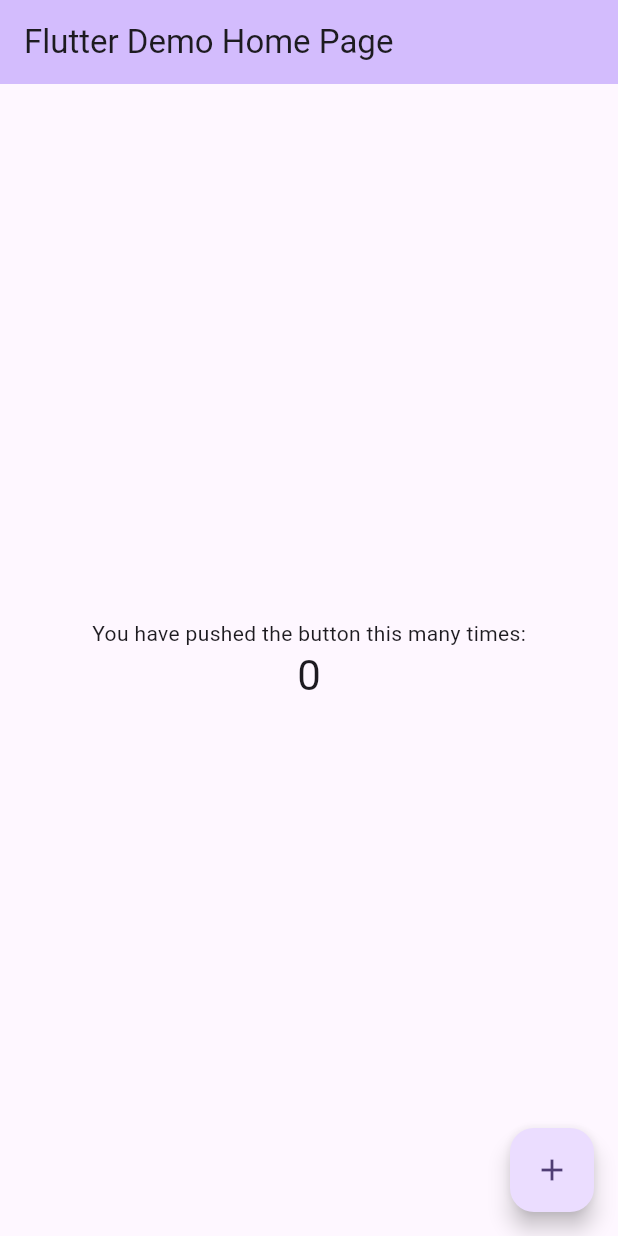
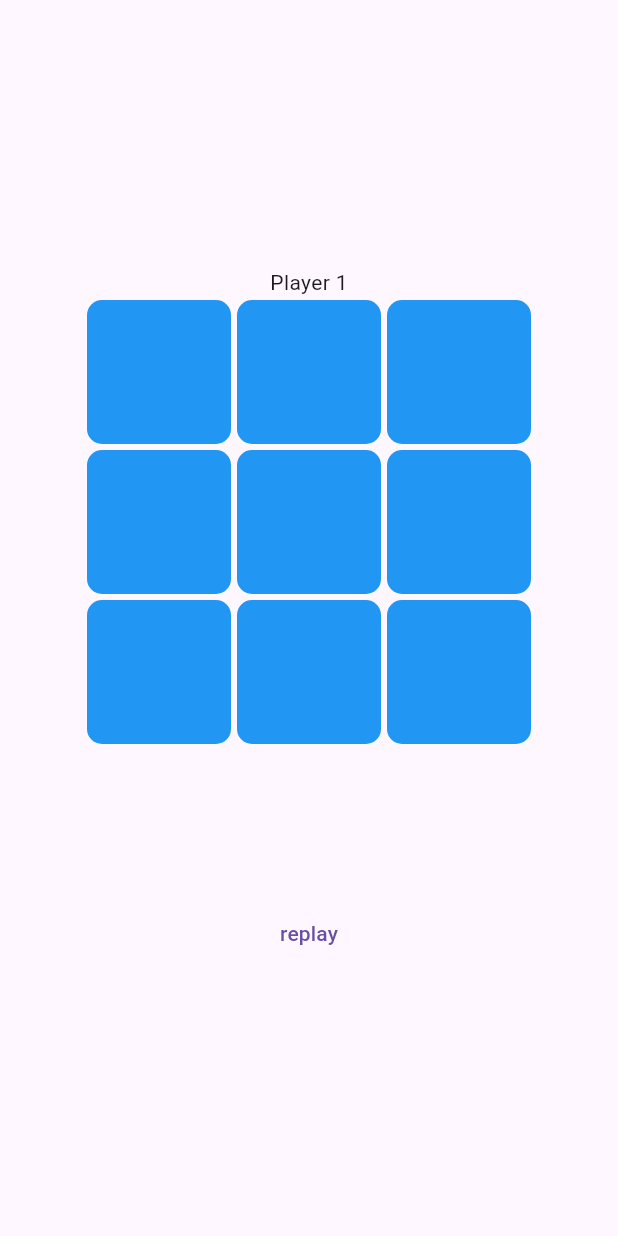
Before and after one commit to Rafik-Bendjema/TicTacToe-2, a Flutter app: the screen it shows after launch, on a phone screen of 412 x 824 dp. Run offline on Flutter 3.47's test engine with Material 3 defaults, Android fonts, the phone set to English and light mode, and no system bars.

Commit message:
simple tictactoe implementation

```diff
--- a/lib/main.dart
+++ b/lib/main.dart
@@ -1,125 +1,22 @@
 import 'package:flutter/material.dart';
+import 'package:tictactoe2/pages/home.dart';
 
 void main() {
   runApp(const MyApp());
 }
 
-class MyApp extends StatelessWidget {
+class MyApp extends StatefulWidget {
   const MyApp({super.key});
 
-  // This widget is the root of your application.
+  @override
+  State<MyApp> createState() => _MyAppState();
+}
+
+class _MyAppState extends State<MyApp> {
   @override
   Widget build(BuildContext context) {
-    return MaterialApp(
-      title: 'Flutter Demo',
-      theme: ThemeData(
-        // This is the theme of your application.
-        //
-        // TRY THIS: Try running your application with "flutter run". You'll see
-        // the application has a purple toolbar. Then, without quitting the app,
-        // try changing the seedColor in the colorScheme below to Colors.green
-        // and then invoke "hot reload" (save your changes or press the "hot
-        // reload" button in a Flutter-supported IDE, or press "r" if you used
-        // the command line to start the app).
-        //
-        // Notice that the counter didn't reset back to zero; the application
-        // state is not lost during the reload. To reset the state, use hot
-        // restart instead.
-        //
-        // This works for code too, not just values: Most code changes can be
-        // tested with just a hot reload.
-        colorScheme: ColorScheme.fromSeed(seedColor: Colors.deepPurple),
-        useMaterial3: true,
-      ),
-      home: const MyHomePage(title: 'Flutter Demo Home Page'),
+    return const MaterialApp(
+      home: HomePage(),
     );
   }
 }
-
-class MyHomePage extends StatefulWidget {
-  const MyHomePage({super.key, required this.title});
-
-  // This widget is the home page of your application. It is stateful, meaning
-  // that it has a State object (defined below) that contains fields that affect
-  // how it looks.
-
-  // This class is the configuration for the state. It holds the values (in this
-  // case the title) provided by the parent (in this case the App widget) and
-  // used by the build method of the State. Fields in a Widget subclass are
-  // always marked "final".
-
-  final String title;
-
-  @override
-  State<MyHomePage> createState() => _MyHomePageState();
-}
-
-class _MyHomePageState extends State<MyHomePage> {
-  int _counter = 0;
-
-  void _incrementCounter() {
-    setState(() {
-      // This call to setState tells the Flutter framework that something has
-      // changed in this State, which causes it to rerun the build method below
-      // so that the display can reflect the updated values. If we changed
-      // _counter without calling setState(), then the build method would not be
-      // called again, and so nothing would appear to happen.
-      _counter++;
-    });
-  }
-
-  @override
-  Widget build(BuildContext context) {
-    // This method is rerun every time setState is called, for instance as done
-    // by the _incrementCounter method above.
-    //
-    // The Flutter framework has been optimized to make rerunning build methods
-    // fast, so that you can just rebuild anything that needs updating rather
-    // than having to individually change instances of widgets.
-    return Scaffold(
-      appBar: AppBar(
-        // TRY THIS: Try changing the color here to a specific color (to
-        // Colors.amber, perhaps?) and trigger a hot reload to see the AppBar
-        // change color while the other colors stay the same.
-        backgroundColor: Theme.of(context).colorScheme.inversePrimary,
-        // Here we take the value from the MyHomePage object that was created by
-        // the App.build method, and use it to set our appbar title.
-        title: Text(widget.title),
-      ),
-      body: Center(
-        // Center is a layout widget. It takes a single child and positions it
-        // in the middle of the parent.
-        child: Column(
-          // Column is also a layout widget. It takes a list of children and
-          // arranges them vertically. By default, it sizes itself to fit its
-          // children horizontally, and tries to be as tall as its parent.
-          //
-          // Column has various properties to control how it sizes itself and
-          // how it positions its children. Here we use mainAxisAlignment to
-          // center the children vertically; the main axis here is the vertical
-          // axis because Columns are vertical (the cross axis would be
-          // horizontal).
-          //
-          // TRY THIS: Invoke "debug painting" (choose the "Toggle Debug Paint"
-          // action in the IDE, or press "p" in the console), to see the
-          // wireframe for each widget.
-          mainAxisAlignment: MainAxisAlignment.center,
-          children: <Widget>[
-            const Text(
-              'You have pushed the button this many times:',
-            ),
-            Text(
-              '$_counter',
-              style: Theme.of(context).textTheme.headlineMedium,
-            ),
-          ],
-        ),
-      ),
-      floatingActionButton: FloatingActionButton(
-        onPressed: _incrementCounter,
-        tooltip: 'Increment',
-        child: const Icon(Icons.add),
-      ), // This trailing comma makes auto-formatting nicer for build methods.
-    );
-  }
-}
--- /dev/null
+++ b/lib/pages/home.dart
@@ -0,0 +1,139 @@
+import 'package:flutter/material.dart';
+
+class HomePage extends StatefulWidget {
+  const HomePage({super.key});
+
+  @override
+  State<HomePage> createState() => _HomePageState();
+}
+
+class _HomePageState extends State<HomePage> {
+  bool win = false;
+  bool checkWin(List<int> board) {
+    // Define the winning combinations
+    List<List<int>> winningCombinations = [
+      [0, 1, 2], // Row 1
+      [3, 4, 5], // Row 2
+      [6, 7, 8], // Row 3
+      [0, 3, 6], // Column 1
+      [1, 4, 7], // Column 2
+      [2, 5, 8], // Column 3
+      [0, 4, 8], // Diagonal 1
+      [2, 4, 6] // Diagonal 2
+    ];
+
+    // Check each winning combination
+    for (List<int> combination in winningCombinations) {
+      int a = combination[0];
+      int b = combination[1];
+      int c = combination[2];
+
+      if (board[a] != 0 && board[a] == board[b] && board[a] == board[c]) {
+        return true; // Win found
+      }
+    }
+
+    return false; // No win found
+  }
+
+  List<int> items = [for (int i = 0; i < 9; i++) 0];
+  int turn = 1;
+  bool full = false;
+
+  @override
+  Widget build(BuildContext context) {
+    return Scaffold(
+      body: Column(
+        mainAxisAlignment: MainAxisAlignment.center,
+        children: [
+          Text("Player $turn"),
+          Center(
+              child: SizedBox(
+                  width: 300,
+                  height: 400,
+                  child: GridView.builder(
+                    itemCount: items.length,
+                    gridDelegate:
+                        const SliverGridDelegateWithFixedCrossAxisCount(
+                      crossAxisCount:
+                          3, // Adjust the number of columns as needed
+                    ),
+                    itemBuilder: (context, index) {
+                      if (win) {
+                        return const Center(
+                          child: Text("win win win "),
+                        );
+                      }
+                      if (full == true) {
+                        return const Center(
+                          child: Text("GAME OVER"),
+                        );
+                      }
+                      final item = items[index];
+                      String content = "";
+                      switch (item) {
+                        case 0:
+                          content = "";
+                          break;
+                        case 1:
+                          content = "X";
+                          break;
+                        case 2:
+                          content = "O";
+                          break;
+                        default:
+                          content = "";
+                      }
+                      return GestureDetector(
+                        onTap: () {
+                          if (item == 0) {
+                            setState(() {
+                              if (turn == 1) {
+                                turn = 2;
+                              } else {
+                                turn = 1;
+                              }
+                              items[index] = turn;
+                              if (checkWin(items)) {
+                                setState(() {
+                                  win = true;
+                                });
+                              }
+                              bool it = false;
+                              for (var i in items) {
+                                if (i == 0) {
+                                  it = true;
+                                }
+                              }
+                              if (it == false) {
+                                setState(() {
+                                  full = true;
+                                });
+                              }
+                            });
+                          }
+                        },
+                        child: Container(
+                          margin: const EdgeInsets.all(2.0),
+                          decoration: BoxDecoration(
+                            color: Colors.blue,
+                            borderRadius: BorderRadius.circular(10),
+                          ),
+                          child: Center(
+                            child: Text(content),
+                          ),
+                        ),
+                      );
+                    },
+                  ))),
+          TextButton(
+              onPressed: () {
+                Navigator.pushReplacement(context,
+                    MaterialPageRoute(builder: (context) => const HomePage()));
+              },
+              child: const Text("replay"))
+        ],
+      ),
+    );
+  }
+}
```
